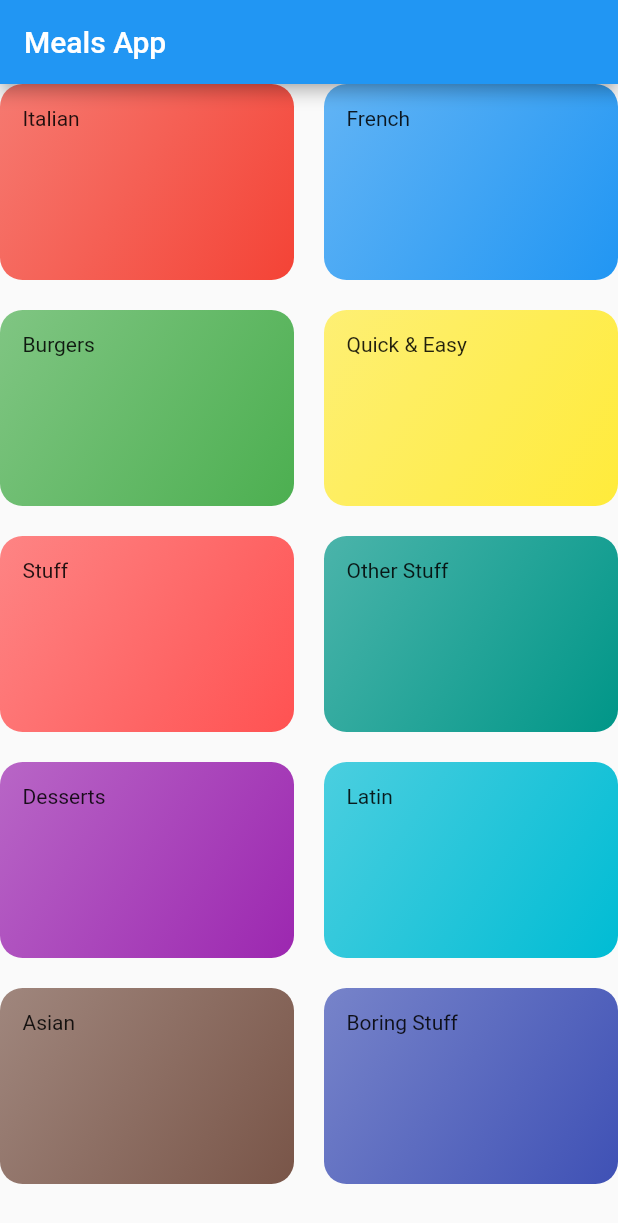
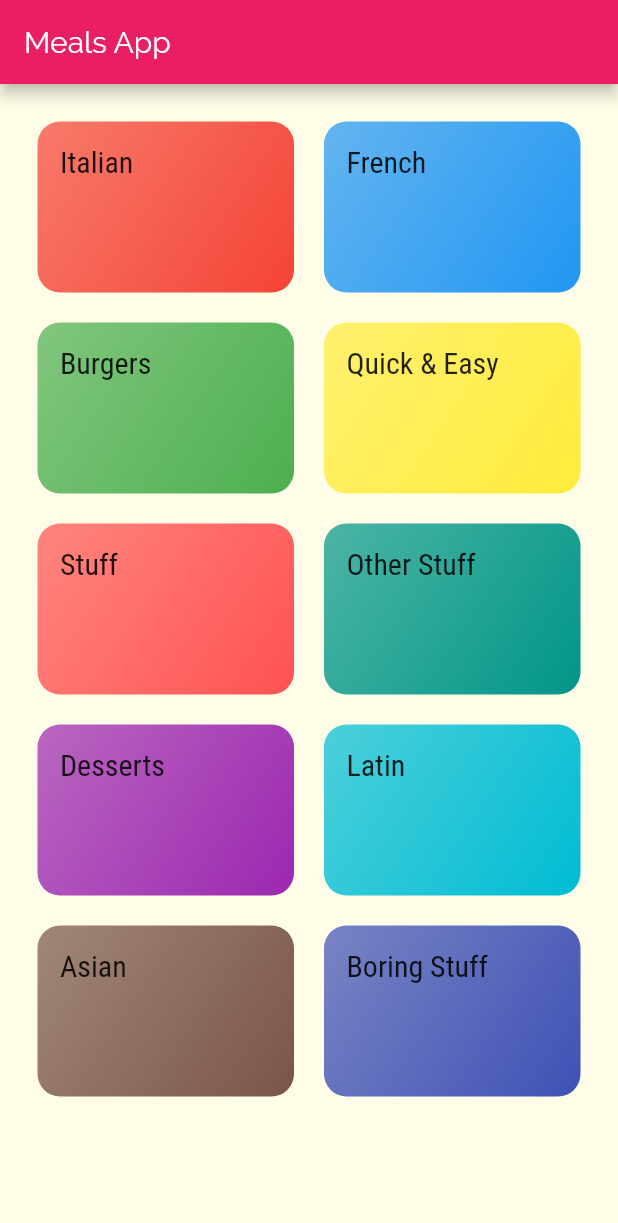
Before and after one commit to YuckiestPenguin/flutter_meals_app, a Flutter app: the screen it shows after launch, on a phone screen of 412 x 824 dp. Shown: the top 1223 px of the screen. Run offline on Flutter 3.47's test engine with Material 2 defaults, Android fonts, the phone set to English and light mode, and no system bars.

Commit message:
added inkwell button

```diff
--- a/lib/categories_screen.dart
+++ b/lib/categories_screen.dart
@@ -8,6 +8,7 @@ class CategoriesScreen extends StatelessWidget {
     return Scaffold(
       appBar: AppBar(title:const Text('Meals App')),
       body: GridView(
+        padding: const EdgeInsets.all(25),
         children: DUMMY_CATEGORIES
             .map((catData) => CategoryItem(catData.title, catData.color))
             .toList(),
--- a/lib/category_item.dart
+++ b/lib/category_item.dart
@@ -1,15 +1,27 @@
 import 'package:flutter/material.dart';
+import './categories_meals_screen.dart';
 
 class CategoryItem extends StatelessWidget {
   final String title;
   final Color color;
 
   CategoryItem(this.title, this.color);
+
+  void selectCategory(BuildContext ctx) {
+    Navigator.of(ctx).push(MaterialPageRoute(builder: (_) {
+      return CategoriesMealsScreen();
+    }));
+  }
+
   @override
   Widget build(BuildContext context) {
-    return Container(
+    return InkWell(
+      onTap: () => selectCategory(context),
+      splashColor: Theme.of(context).primaryColor,
+      borderRadius: BorderRadius.circular(15),
+      child: Container(
         padding: EdgeInsets.all(15),
-      child: Text(title),
+        child: Text(title, style: Theme.of(context).textTheme.title),
         decoration: BoxDecoration(
           gradient: LinearGradient(
             colors: [color.withOpacity(0.7), color],
@@ -18,6 +30,7 @@ class CategoryItem extends StatelessWidget {
           ),
           borderRadius: BorderRadius.circular(15),
         ),
+      ),
     );
   }
 }
--- a/lib/main.dart
+++ b/lib/main.dart
@@ -10,7 +10,21 @@ class MyApp extends StatelessWidget {
     return MaterialApp(
       title: 'DeliMeals',
       theme: ThemeData(
-        primarySwatch: Colors.blue,
+        primarySwatch: Colors.pink,
+        accentColor: Colors.amber,
+        canvasColor: Colors.yellow[50],
+        fontFamily: 'Raleway',
+        textTheme: ThemeData.light().textTheme.copyWith(
+            body1: TextStyle(
+              color: Color.fromRGBO(20, 51, 51, 1),
+            ),
+            body2: TextStyle(
+              color: Color.fromRGBO(20, 51, 51, 1),
+            ),
+            title: TextStyle(
+              fontFamily: 'RobotoCondensed',
+              fontSize: 20,
+            )),
       ),
       home: CategoriesScreen(),
     );
```
Also changed, not shown: lib/categories_meals_screen.dart (added, +15 -0 lines), pubspec.yaml (+17 -6 lines), assets/fonts/Raleway-Black.ttf (added), assets/fonts/Raleway-Bold.ttf (added), assets/fonts/Raleway-Regular.ttf (added), assets/fonts/RobotoCondensed-Bold.ttf (added), assets/fonts/RobotoCondensed-Italic.ttf (added), assets/fonts/RobotoCondensed-Light.ttf (added), assets/fonts/RobotoCondensed-Regular.ttf (added). Lines whose indentation alone changed are shown as unchanged.
